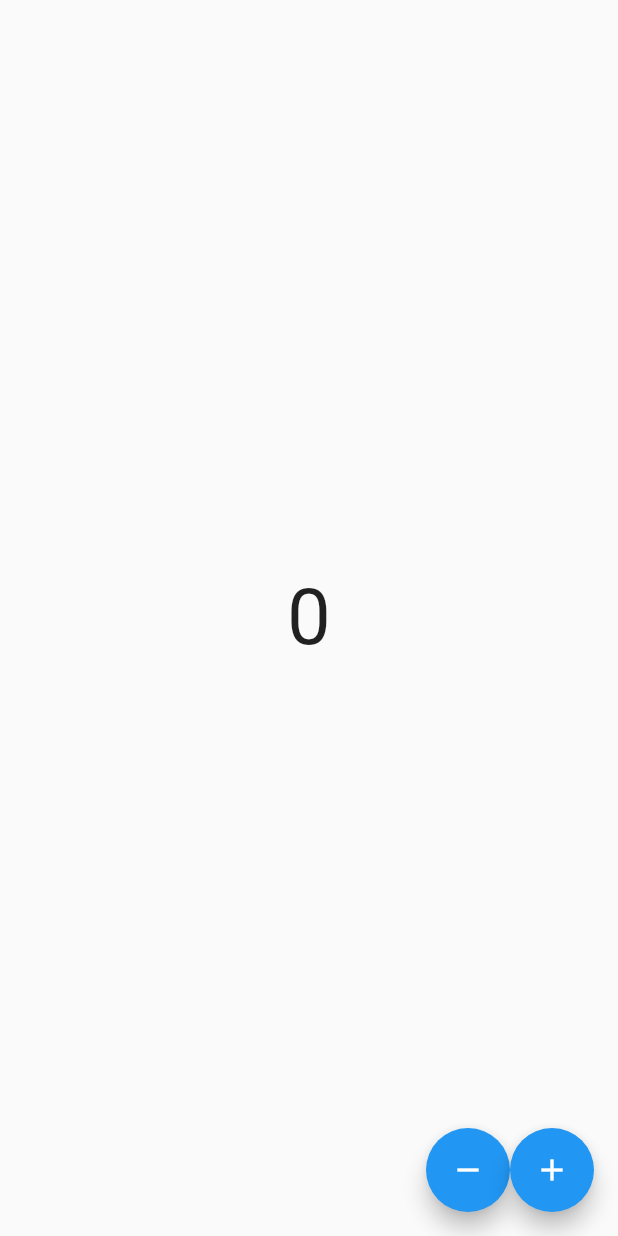
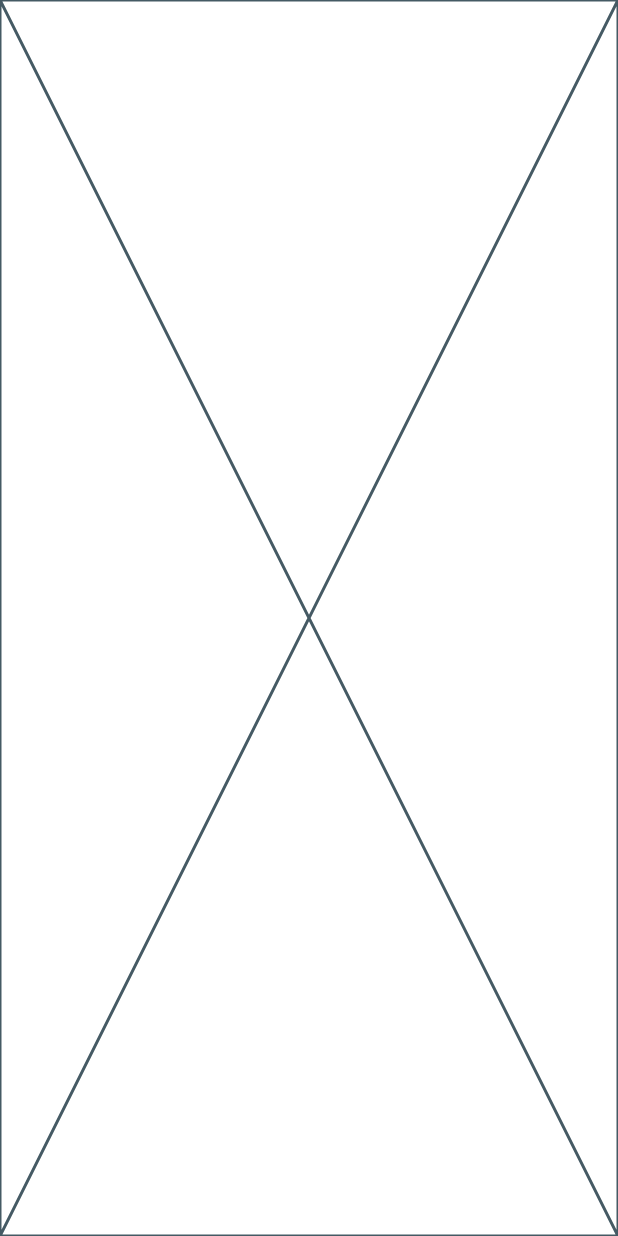
Before and after one commit to mshivkumar/flutter_bloc, a Flutter app: the screen it shows after launch, on a phone screen of 412 x 824 dp. Run offline on Flutter 3.47's test engine with Material 2 defaults, Android fonts, the phone set to English and light mode, and no system bars.

Commit message:
clean code

```diff
--- a/lib/main.dart
+++ b/lib/main.dart
@@ -1,6 +1,4 @@
 import 'package:flutter/material.dart';
-import 'package:flutter_bloc/flutter_bloc.dart';
-import 'package:testapp/screens/cubits/counter/counter_cubit.dart';
 import 'package:testapp/screens/home_page.dart';
 
 void main() {
@@ -13,15 +11,12 @@ class MyApp extends StatelessWidget {
   // This widget is the root of your application.
   @override
   Widget build(BuildContext context) {
-    return BlocProvider<CounterCubit>(
-      create: (context) => CounterCubit(),
-      child: MaterialApp(
-        title: 'Flutter Demo',
-        theme: ThemeData(
-          primarySwatch: Colors.blue,
-        ),
-        home: const HomePage(),
+    return MaterialApp(
+      title: 'Flutter Demo',
+      theme: ThemeData(
+        primarySwatch: Colors.blue,
       ),
+      home: const HomePage(),
     );
   }
 }
--- a/lib/screens/cubits/counter/counter_cubit.dart
+++ /dev/null
@@ -1,16 +0,0 @@
-import 'package:bloc/bloc.dart';
-import 'package:equatable/equatable.dart';
-
-part 'counter_state.dart';
-
-class CounterCubit extends Cubit<CounterState> {
-  CounterCubit() : super(CounterState.initial());
-
-  void increment() {
-    emit(state.copyWith(counter: state.counter + 1));
-  }
-
-  void decrement() {
-    emit(state.copyWith(counter: state.counter - 1));
-  }
-}
--- a/lib/screens/cubits/counter/counter_state.dart
+++ /dev/null
@@ -1,54 +0,0 @@
-part of 'counter_cubit.dart';
-
-class CounterState extends Equatable {
-  final int counter;
-
-  const CounterState({
-    required this.counter,
-  });
-
-  factory CounterState.initial() {
-    return const CounterState(counter: 0);
-  }
-
-  @override
-  bool operator ==(Object other) =>
-      identical(this, other) ||
-      (other is CounterState &&
-          runtimeType == other.runtimeType &&
-          counter == other.counter);
-
-  @override
-  int get hashCode => counter.hashCode;
-
-  @override
-  String toString() {
-    return 'CounterState{ counter: $counter,}';
-  }
-
-  CounterState copyWith({
-    int? counter,
-  }) {
-    return CounterState(
-      counter: counter ?? this.counter,
-    );
-  }
-
-  Map<String, dynamic> toMap() {
-    return {
-      'counter': this.counter,
-    };
-  }
-
-  factory CounterState.fromMap(Map<String, dynamic> map) {
-    return CounterState(
-      counter: map['counter'] as int,
-    );
-  }
-
-  @override
-  // TODO: implement props
-  List<Object?> get props => [counter];
-
-//</editor-fold>
-}
--- a/lib/screens/home_page.dart
+++ b/lib/screens/home_page.dart
@@ -1,49 +1,10 @@
 import 'package:flutter/material.dart';
-import 'package:flutter_bloc/flutter_bloc.dart';
-import 'package:testapp/screens/cubits/counter/counter_cubit.dart';
 
 class HomePage extends StatelessWidget {
   const HomePage({Key? key}) : super(key: key);
 
   @override
   Widget build(BuildContext context) {
-    var counterProvider = BlocProvider.of<CounterCubit>(context);
-
-    return Scaffold(
-      body: BlocConsumer<CounterCubit, CounterState>(
-        listener: (context, state) {
-          // TODO: implement listener
-        },
-        builder: (context, state) {
-          return Center(
-            child: Text(
-              '${state.counter}',
-              style: const TextStyle(fontSize: 52),
-            ),
-          );
-        },
-      ),
-      floatingActionButton: Row(
-        mainAxisAlignment: MainAxisAlignment.end,
-        children: [
-          FloatingActionButton(
-            onPressed: () {
-              counterProvider.decrement();
-            },
-            child: const Icon(
-              Icons.remove,
-            ),
-          ),
-          FloatingActionButton(
-            onPressed: () {
-              counterProvider.increment();
-            },
-            child: const Icon(
-              Icons.add,
-            ),
-          )
-        ],
-      ),
-    );
+    return const Placeholder();
   }
 }
```
Also changed, not shown: lib/screens/other_screen.dart (deleted, +0 -20 lines).
